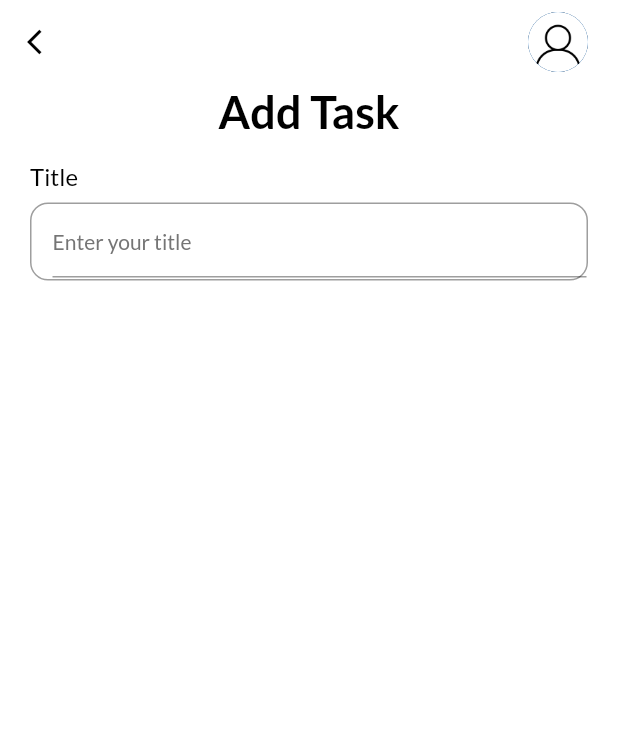
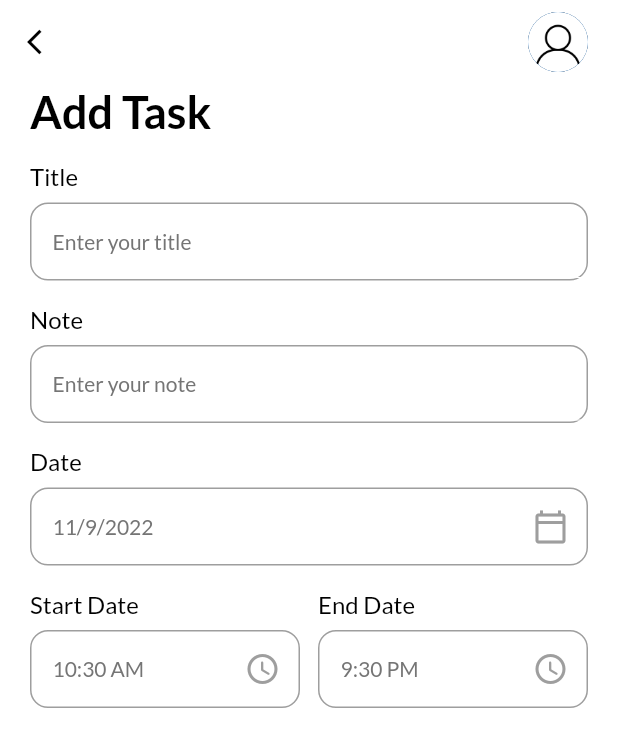
Before and after one commit to K1mJongSeong/Task, a Flutter app: the AddTaskPage screen opened directly, on a phone screen of 412 x 824 dp. Shown: the top 747 px of the screen. Run offline on Flutter 3.47's test engine with Material 2 defaults, Android fonts, the light colour scheme and no system bars; our stand-ins replace date_picker_timeline, flutter_local_notifications, get, get_storage, google_fonts, timezone; accounts and stored records are empty.

Commit message:
2022/11/9

```diff
--- a/lib/ui/add_task_bar.dart
+++ b/lib/ui/add_task_bar.dart
@@ -1,10 +1,20 @@
 import 'package:flutter/material.dart';
 import 'package:get/get.dart';
+import 'package:intl/intl.dart';
 import 'package:untitled/ui/theme.dart';
 import 'package:untitled/ui/widget/input_field.dart';
-class AddTaskPage extends StatelessWidget {
+
+class AddTaskPage extends StatefulWidget {
   const AddTaskPage({Key? key}) : super(key: key);
 
+  @override
+  State<AddTaskPage> createState() => _AddTaskPageState();
+}
+
+class _AddTaskPageState extends State<AddTaskPage> {
+  DateTime  _selectedDate = DateTime.now();
+  String _endTime = "9:30 PM";
+  String _startTime = DateFormat("hh:mm a").format(DateTime.now()).toString();
   @override
   Widget build(BuildContext context) {
     return Scaffold(
@@ -14,15 +24,60 @@ class AddTaskPage extends StatelessWidget {
         padding: const EdgeInsets.only(left: 20,right: 20),
         child: SingleChildScrollView(
           child: Column(
+            crossAxisAlignment: CrossAxisAlignment.start,
             children: [
               Text('Add Task',style: headingStyle,),
               MyInputField(title: "Title", hint: "Enter your title"),
+              MyInputField(title: "Note", hint: "Enter your note"),
+              MyInputField(title: "Date", hint: DateFormat.yMd().format(_selectedDate),
+                  widget: IconButton(
+                    icon: Icon(Icons.calendar_today_outlined,
+                    color: Colors.grey,),
+                      onPressed: (){
+                        print("JongSeong");
+                        _getDateFromUser();
+                      },
+                  )),
+              Row(
+                children: [
+                Expanded(
+                    child: MyInputField(
+                  title: "Start Date",
+                  hint: _startTime,
+                  widget: IconButton(
+                    onPressed: (){
+_getTimeFromUser(isStartTime: true);
+                    },
+                    icon: Icon(
+                      Icons.access_time_rounded,
+                      color: Colors.grey,
+                    ),
+                  ),
+                )),
+                  SizedBox(width: 12,),
+                  Expanded(
+                      child: MyInputField(
+                        title: "End Date",
+                        hint: _endTime,
+                        widget: IconButton(
+                          onPressed: (){
+                            _getTimeFromUser(isStartTime: false);
+                          },
+                          icon: Icon(
+                            Icons.access_time_rounded,
+                            color: Colors.grey,
+                          ),
+                        ),
+                      )),
+              ],)
+
             ],
           ),
         ),
       ),
     );
   }
+
   _appBar(BuildContext context){
     return AppBar(
       elevation: 0,
@@ -46,4 +101,43 @@ class AddTaskPage extends StatelessWidget {
       ],
     );
   }
+
+  _getDateFromUser() async {
+    DateTime? _pickerDate = await showDatePicker(context: context, initialDate: DateTime.now(),
+        firstDate: DateTime(2015), lastDate: DateTime(2027));
+
+    if(_pickerDate!=null){
+      setState((){
+          _selectedDate = _pickerDate;
+          print(_selectedDate);
+      });
+    }else{
+      print("잠시 후 다시 시도해주세요.");
+    }
+  }
+
+  _getTimeFromUser({required bool isStartTime}) async {
+    var pickedTime = await _showTimePicker();
+    String _formatedTime = pickedTime.format(context);
+    if(pickedTime==null){
+      print("Time cancel");
+    }else if(isStartTime==true){
+      setState(() {
+        _startTime=_formatedTime;
+      });
+    }else if(isStartTime==false){
+      setState(() {
+        _endTime=_formatedTime;
+      });
+    }
+  }
+
+  _showTimePicker(){
+    return showTimePicker(context: context,
+      initialEntryMode: TimePickerEntryMode.input,
+      initialTime: TimeOfDay(
+        hour: int.parse(_startTime.split(":")[0]),
+        minute: int.parse(_startTime.split(":")[1].split(" ")[0]),
+    ));
+  }
 }
--- a/lib/ui/widget/input_field.dart
+++ b/lib/ui/widget/input_field.dart
@@ -33,6 +33,7 @@ class MyInputField extends StatelessWidget {
               children: [
                 Expanded(
                   child: TextFormField(
+                    readOnly: widget==null?false:true,
                     autofocus: false,
                     cursorColor: Get.isDarkMode?Colors.grey[100]:Colors.grey[700],
                     controller: controller,
@@ -45,10 +46,17 @@ class MyInputField extends StatelessWidget {
                           color: context.theme.backgroundColor,
                           width: 0
                         )
-                      )
+                      ),
+                      enabledBorder: UnderlineInputBorder(
+                          borderSide: BorderSide(
+                              color: context.theme.backgroundColor,
+                              width: 0
+                          )
+                      ),
                     ),
                   ),
                 ),
+                widget==null?Container():Container(child: widget,)
               ],
             ),
           )
```
